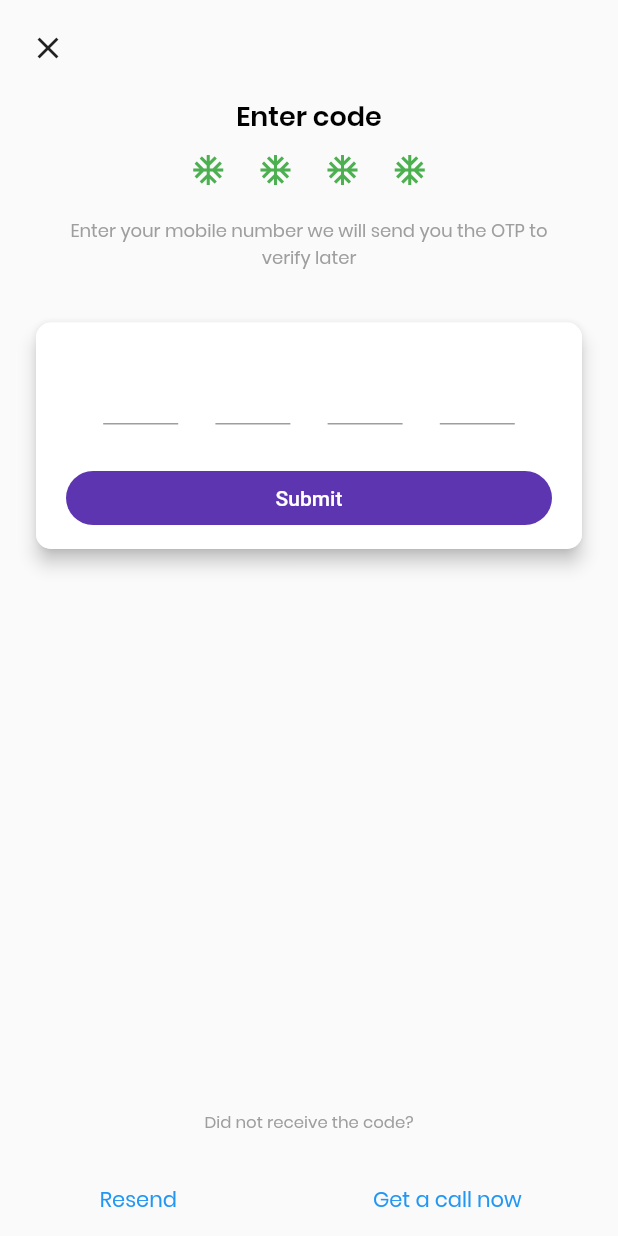
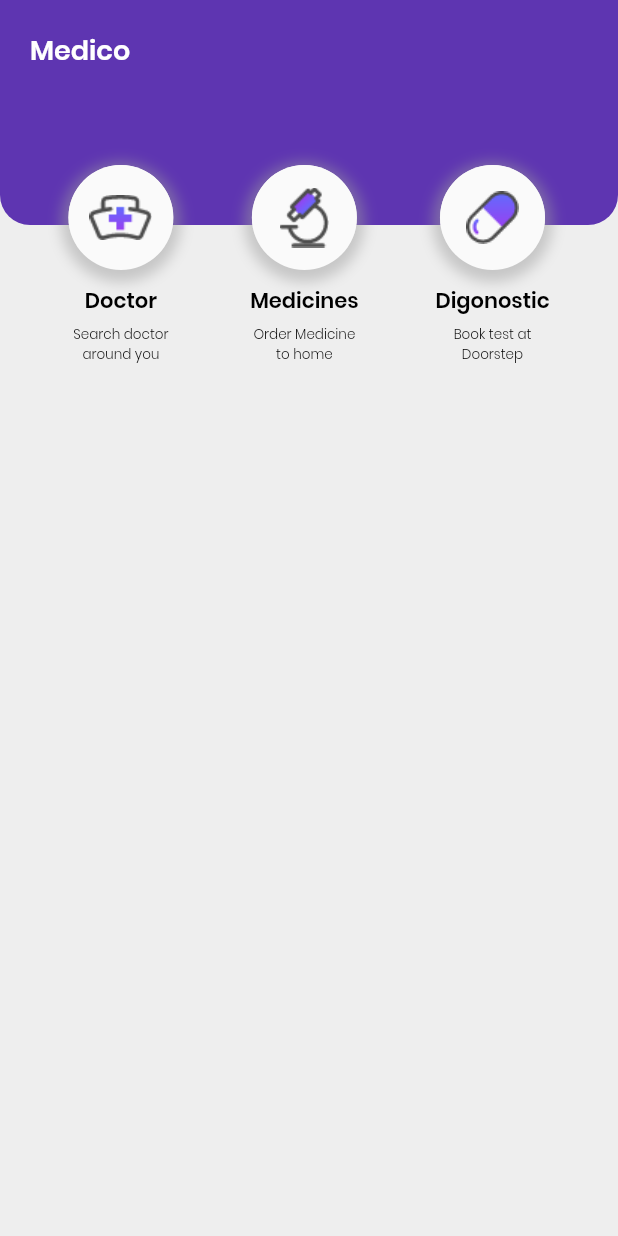
Before and after one commit to innovadeveloper/medec_flutter, a Flutter app: the screen it shows after launch, on a phone screen of 412 x 824 dp. Run offline on Flutter 3.47's test engine with Material 2 defaults, Android fonts, the phone set to English and light mode, and no system bars.

Commit message:
HOME ADDED

```diff
--- a/lib/main.dart
+++ b/lib/main.dart
@@ -9,7 +9,7 @@ class MyApp extends StatelessWidget {
     return MaterialApp(
       debugShowCheckedModeBanner: false,
       title: 'Material App',
-      initialRoute: '/register_pin_verify',
+      initialRoute: '/home',
       routes: AppRoutes().routes(),
       theme: ThemeData(
         primaryColor: Colors.deepPurple[600],
--- /dev/null
+++ b/lib/pages/home.dart
@@ -0,0 +1,197 @@
+import 'package:flutter/material.dart';
+import 'package:medec_app/utils/AssetsUtils.dart';
+import 'package:medec_app/utils/DecorationUtils.dart';
+
+class Home extends StatefulWidget {
+  Home({Key key}) : super(key: key);
+  static const PADDING_PRIMARY_VIEW = 20.0; // APP BAR, CARDVIEWS
+  static const ROUND_PRIMARY_VIEW = 20.0; // TEXTFIELD, CARD
+
+  @override
+  _HomeState createState() => _HomeState();
+}
+
+class _HomeState extends State<Home> {
+  // TextEditingController placeNameController = TextEditingController();
+
+  static const DEPARTMENTS_DATA = [
+    "Ancash",
+    "Apurímac",
+    "Arequipa",
+    "Ayacucho",
+    "Cajamarca",
+    "Cuzco",
+    "Huancavelica",
+    "Huánuco",
+    "Ica",
+    "Junín",
+    "La Libertad",
+    "Lambayeque",
+    "Lima",
+    "Loreto",
+    "Madre de Dios",
+    "Moquegua",
+    "Pasco",
+    "Piura",
+    "Puno",
+    "San Martin",
+    "Tacna",
+    "Tumbes",
+    "Ucayali"
+  ];
+  List<String> filteredDeparments = DEPARTMENTS_DATA;
+
+  @override
+  Widget build(BuildContext context) {
+    return Scaffold(
+      body: Stack(children: [
+        _backgroundColor(context),
+        _backgroundTop(context),
+        _toolbarTop(context),
+        Column(
+          children: <Widget>[
+            _optionsHomeTop(context),
+            Expanded(
+              child: Container(),
+            ),
+          ],
+        ),
+      ]),
+    );
+  }
+
+// #region background top and circle container
+  Widget _backgroundColor(BuildContext context) {
+    return Container(
+      width: double.infinity,
+      height: double.infinity,
+      color: Colors.grey[200],
+    );
+  }
+
+  Widget _backgroundTop(BuildContext context) {
+    return Column(
+      children: <Widget>[
+        Container(
+          width: double.infinity,
+          height: 150,
+          decoration: BoxDecoration(
+            color: Theme.of(context).primaryColor,
+            borderRadius: BorderRadius.only(
+              bottomLeft: Radius.circular(Home.ROUND_PRIMARY_VIEW),
+              bottomRight: Radius.circular(Home.ROUND_PRIMARY_VIEW),
+            ),
+          ),
+        ),
+      ],
+    );
+  }
+
+  Widget _toolbarTop(BuildContext context) {
+    return SafeArea(
+      child: Container(
+        margin: EdgeInsets.all(Home.PADDING_PRIMARY_VIEW),
+        child: Text(
+          'Medico',
+          style: Theme.of(context).textTheme.headline5.copyWith(
+                color: Colors.white,
+                fontWeight: FontWeight.bold,
+              ),
+        ),
+      ),
+    );
+  }
+// #endregion
+
+//#region option_menu_buttons_top
+  /**
+   * circle options
+   * Doctor
+   * Medicines
+   * Diagnostic
+   */
+  Widget _optionsHomeTop(BuildContext context) {
+    return Container(
+      margin: EdgeInsets.only(
+        top: 110,
+        left: 20,
+        right: 20,
+      ),
+      // padding: EdgeInsets.all(5.0),
+      child: Row(
+        mainAxisAlignment: MainAxisAlignment.spaceAround,
+        children: <Widget>[
+          _optionMenu(AssetsUtils.ICON_NURSE, "Doctor",
+              "Search doctor around you", () {}),
+          _optionMenu(AssetsUtils.ICON_MICROSCOPE, "Medicines",
+              "Order Medicine to home", () {}),
+          _optionMenu(AssetsUtils.ICON_PILL, "Digonostic",
+              "Book test at Doorstep", () {}),
+        ],
+      ),
+    );
+  }
+
+  Widget _optionMenu(
+      String imagePath, String title, String subtitle, Function function) {
+    return Column(
+      children: <Widget>[
+        _ovalButton(imagePath, function),
+        SizedBox(
+          height: 10,
+        ),
+        Text(
+          title,
+          style: Theme.of(context).textTheme.headline6.copyWith(
+                color: Colors.black,
+                fontWeight: FontWeight.bold,
+              ),
+        ),
+        SizedBox(
+          height: 5,
+        ),
+        Container(
+          width: 70,
+          child: Text(
+            subtitle,
+            maxLines: 2,
+            style: Theme.of(context).textTheme.headline6.copyWith(
+                color: Colors.black, fontSize: 9, fontWeight: FontWeight.w100),
+            textAlign: TextAlign.center,
+          ),
+        ),
+      ],
+    );
+  }
+
+  Widget _ovalButton(String imagePath, Function function) {
+    final sizeOption = 70.0;
+    return Container(
+      decoration: DecorationUtils.boxDecorationShadowOval(sizeOption),
+      child: ClipOval(
+        child: Material(
+          elevation: 16.0,
+          child: InkWell(
+            child: SizedBox(
+              width: sizeOption,
+              height: sizeOption,
+              child: Image.asset(imagePath),
+            ),
+            onTap: function,
+          ),
+        ),
+      ),
+    );
+  }
+//#endregion
+
+  List<Map<int, String>> _listElements(int listSize) {
+    return List<Map<int, String>>.generate(
+        listSize,
+        (int index) => {
+              index: "A${index}",
+            });
+  }
+
+  Widget _widget(BuildContext context) {}
+}
--- a/lib/pages/selection_city.dart
+++ b/lib/pages/selection_city.dart
@@ -1,4 +1,5 @@
 import 'package:flutter/material.dart';
+import 'package:medec_app/utils/DecorationUtils.dart';
 
 class SelectionCity extends StatefulWidget {
   SelectionCity({Key key}) : super(key: key);
@@ -119,20 +120,7 @@ class _SelectionCityState extends State<SelectionCity> {
         right: 20,
       ),
       padding: EdgeInsets.all(5.0),
-      decoration: BoxDecoration(
-        color: Colors.white,
-        borderRadius: BorderRadius.all(
-          Radius.circular(SelectionCity.ROUND_PRIMARY_VIEW),
-        ),
-        boxShadow: [
-          BoxShadow(
-            color: Colors.grey.withOpacity(0.5),
-            spreadRadius: 5,
-            blurRadius: 7,
-            offset: Offset(0, 3), // changes position of shadow
-          ),
-        ],
-      ),
+      decoration: DecorationUtils.boxDecorationShadowOval(SelectionCity.ROUND_PRIMARY_VIEW),
       child: Container(
         margin: EdgeInsets.symmetric(horizontal: 5.0),
         child: TextField(
--- a/lib/routes/routes.dart
+++ b/lib/routes/routes.dart
@@ -1,6 +1,7 @@
 import 'package:flutter/material.dart';
 import 'package:medec_app/main.dart';
 import 'package:medec_app/pages/batery_info.dart';
+import 'package:medec_app/pages/home.dart';
 import 'package:medec_app/pages/login.dart';
 import 'package:medec_app/pages/onboarding.dart';
 import 'package:medec_app/pages/register_phone_number.dart';
@@ -18,6 +19,7 @@ class AppRoutes {
         '/login' : (BuildContext context ) => Login(),
         '/register_phone_number' : (BuildContext context ) => RegisterPhoneNumber(),
         '/register_pin_verify' : (BuildContext context ) => RegisterPinVerify(),
+        '/home' : (BuildContext context ) => Home(),
       };
  }
 
--- a/lib/utils/AssetsUtils.dart
+++ b/lib/utils/AssetsUtils.dart
@@ -10,6 +10,9 @@ class AssetsUtils {
   // static const BG_ONBOARDING_4 = IMAGE_DIRECTORY_PATH + "onboarding_4.png";
   static const BG_PHOTO_DOCTOR = IMAGE_DIRECTORY_PATH + "medic_photo_background.png";
   static const ICON_VERIFICATION_PHONE_NUMBER = IMAGE_DIRECTORY_PATH + "icon_verification.png";
+  static const ICON_MICROSCOPE = IMAGE_DIRECTORY_PATH + "microscope.png";
+  static const ICON_NURSE = IMAGE_DIRECTORY_PATH + "nurse.png";
+  static const ICON_PILL = IMAGE_DIRECTORY_PATH + "pill.png";
 
 
 }
--- /dev/null
+++ b/lib/utils/DecorationUtils.dart
@@ -0,0 +1,26 @@
+import 'package:flutter/material.dart';
+
+class DecorationUtils{
+
+/**
+ * Box decoration ovalado con sombra
+ * More info :
+ * https://stackoverflow.com/questions/52227846/how-can-i-add-shadow-to-the-widget-in-flutter
+ */
+ static BoxDecoration boxDecorationShadowOval(double radius){
+   return BoxDecoration(
+        color: Colors.white,
+        borderRadius: BorderRadius.all(
+          Radius.circular(radius),
+        ),
+        boxShadow: [
+          BoxShadow(
+            color: Colors.grey.withOpacity(0.5),
+            spreadRadius: 5,
+            blurRadius: 7,
+            offset: Offset(0, 3), // changes position of shadow
+          ),
+        ],
+      );
+ }
+}
```
Also changed, not shown: assets/images/microscope.png (added), assets/images/nurse.png (added), assets/images/pill.png (added).
